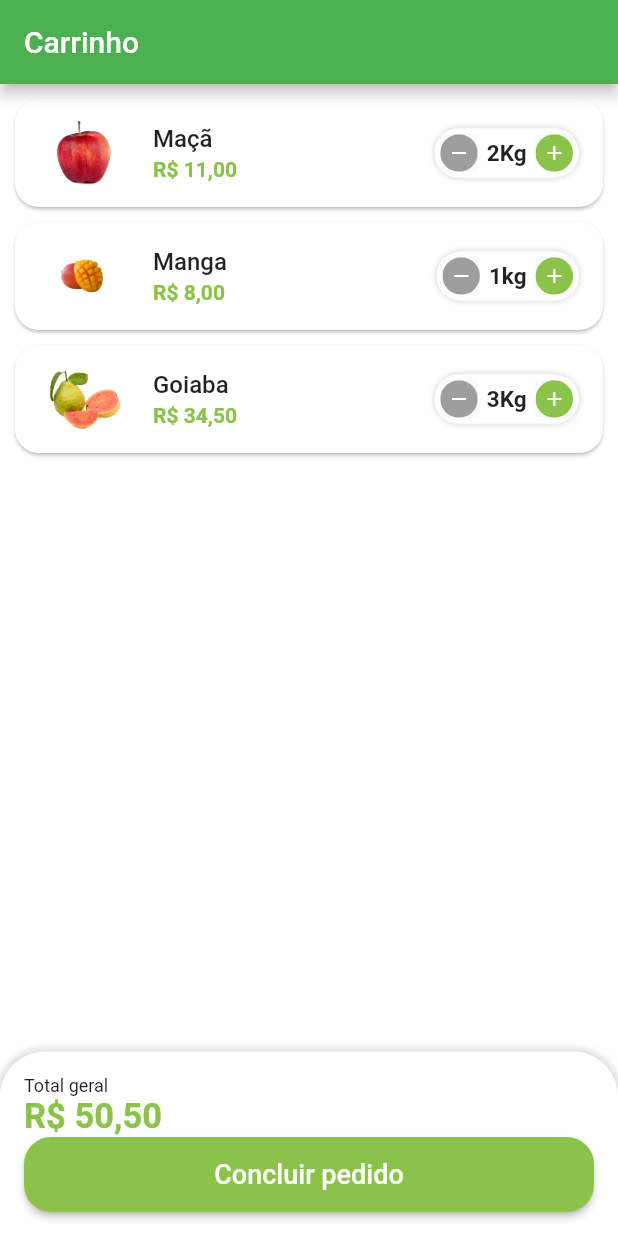
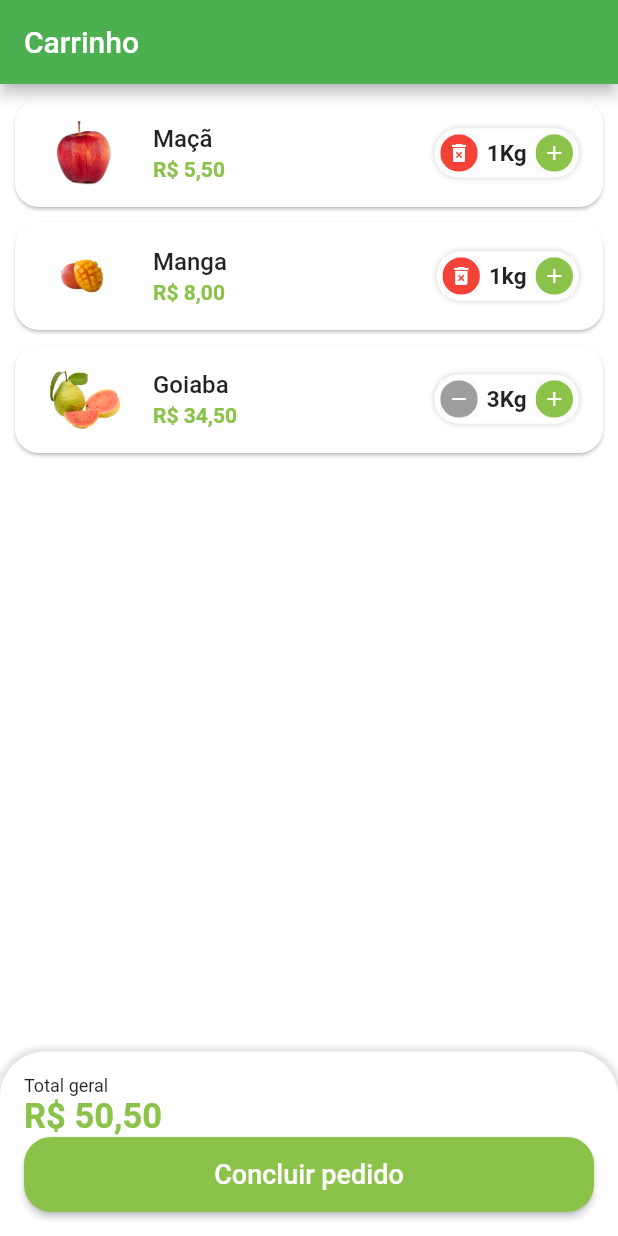
Before and after one commit to devflutterfelipe/projetoquitandavirtual, a Flutter app: the CartTab screen opened directly, on a phone screen of 412 x 824 dp. Run offline on Flutter 3.47's test engine with Material 2 defaults, Android fonts, the phone set to English and light mode, and no system bars; our stand-ins replace animated_text_kit, badges, mask_text_input_formatter.

Commit message:
Incrementando widget de quantidade

```diff
--- a/lib/src/config/app_data.dart
+++ b/lib/src/config/app_data.dart
@@ -75,7 +75,7 @@ List<String> categories = [
 List<CartItemModel> cartItems = [
   CartItemModel(
     item: apple,
-    quantity: 2,
+    quantity: 1,
   ),
    CartItemModel(
     item: mango,
--- a/lib/src/pages/cart/cart_tab.dart
+++ b/lib/src/pages/cart/cart_tab.dart
@@ -1,13 +1,34 @@
 import 'package:flutter/material.dart';
 import 'package:greengrocer/src/config/custom_colors.dart';
+import 'package:greengrocer/src/models/cart_item_model.dart';
 import 'package:greengrocer/src/pages/cart/components/cart_tile.dart';
 import 'package:greengrocer/src/sevices/utils_services.dart';
 import 'package:greengrocer/src/config/app_data.dart' as appData;
 
-class CartTab extends StatelessWidget {
-  CartTab({super.key});
+class CartTab extends StatefulWidget {
+  const CartTab({super.key});
 
+  @override
+  State<CartTab> createState() => _CartTabState();
+}
+
+class _CartTabState extends State<CartTab> {
   final UtilsServices utilsServices = UtilsServices();
+
+  void removeItemFromCart(CartItemModel cartItem) {
+    setState(() {
+      appData.cartItems.remove(cartItem);
+    });
+  }
+
+  double cartTotalPrice(){
+    double total = 0;
+    for(var item in appData.cartItems){
+      total += item.totalPrice();
+    }
+    return total;
+  }
+
 
   @override
   Widget build(BuildContext context) {
@@ -21,7 +42,9 @@ class CartTab extends StatelessWidget {
             child: ListView.builder(
               itemCount: appData.cartItems.length,
               itemBuilder: (_, index) {
-                return CartTile(cartItem: appData.cartItems[index]);
+                return CartTile(cartItem: appData.cartItems[index],
+                remove: removeItemFromCart,
+                );
               },
             ),
           ),
--- a/lib/src/pages/cart/components/cart_tile.dart
+++ b/lib/src/pages/cart/components/cart_tile.dart
@@ -5,11 +5,21 @@ import 'package:greengrocer/src/sevices/utils_services.dart';
 
 import '../../../models/cart_item_model.dart';
 
-class CartTile extends StatelessWidget {
+class CartTile extends StatefulWidget {
   final CartItemModel cartItem;
+  final Function(CartItemModel) remove;
 
-   CartTile({super.key, required this.cartItem});
+  const CartTile({
+    super.key,
+    required this.cartItem,
+    required this.remove,
+    });
 
+  @override
+  State<CartTile> createState() => _CartTileState();
+}
+
+class _CartTileState extends State<CartTile> {
   final UtilsServices utilsServices = UtilsServices();
 
   @override
@@ -23,7 +33,7 @@ class CartTile extends StatelessWidget {
         // imagem
 
         leading: Image.asset(
-          cartItem.item.imgUrl,
+          widget.cartItem.item.imgUrl,
           height: 60,
           width: 60,
         ),
@@ -31,7 +41,7 @@ class CartTile extends StatelessWidget {
         // Titulo
 
         title: Text(
-          cartItem.item.itemName,
+          widget.cartItem.item.itemName,
           style: const TextStyle(
             fontWeight: FontWeight.w500,
           ),
@@ -39,7 +49,7 @@ class CartTile extends StatelessWidget {
         // Total
 
         subtitle: Text(
-         utilsServices.priceToCurrency(cartItem.totalPrice()),
+         utilsServices.priceToCurrency(widget.cartItem.totalPrice()),
           style: TextStyle(
             color: CustomColors.customSwatchColor,
             fontWeight: FontWeight.bold,
@@ -49,9 +59,20 @@ class CartTile extends StatelessWidget {
         // Quantidade
 
         trailing: QuantityWidget(
-          suffixText: cartItem.item.unit,
-          value: cartItem.quantity,
-          result: (quantity) {},
+          suffixText: widget.cartItem.item.unit,
+          value: widget.cartItem.quantity,
+          result: (quantity) {
+            setState(() {
+              widget.cartItem.quantity = quantity;
+
+              if(quantity == 0){
+                // Remover item do carrinho
+                widget.remove(widget.cartItem);
+              }
+
+            });
+          },
+          isRemovable: true,
         ),
       ),
     );
--- a/lib/src/pages/common_widgets/quantity_widgets.dart
+++ b/lib/src/pages/common_widgets/quantity_widgets.dart
@@ -6,12 +6,14 @@ class QuantityWidget extends StatelessWidget {
   final int value;
   final String suffixText;
   final Function(int quantity) result;
+  final bool isRemovable;
 
   const QuantityWidget({
     super.key,
     required this.suffixText,
     required this.value,
     required this.result,
+    this.isRemovable = false,
   });
 
   @override
@@ -32,11 +34,13 @@ class QuantityWidget extends StatelessWidget {
       child: Row(
         mainAxisSize: MainAxisSize.min,
         children: [
+
+
           _QuantityButton(
-            icon: Icons.remove,
-            color: Colors.grey,
+            icon: !isRemovable || value >1 ? Icons.remove : Icons.delete_forever,
+            color: !isRemovable || value >1 ? Colors.grey : Colors.red,
             onPressed: () {
-              if (value == 1) return;
+              if (value == 1 && !isRemovable) return;
 
               int resultCount = value - 1;
               result(resultCount);
```
